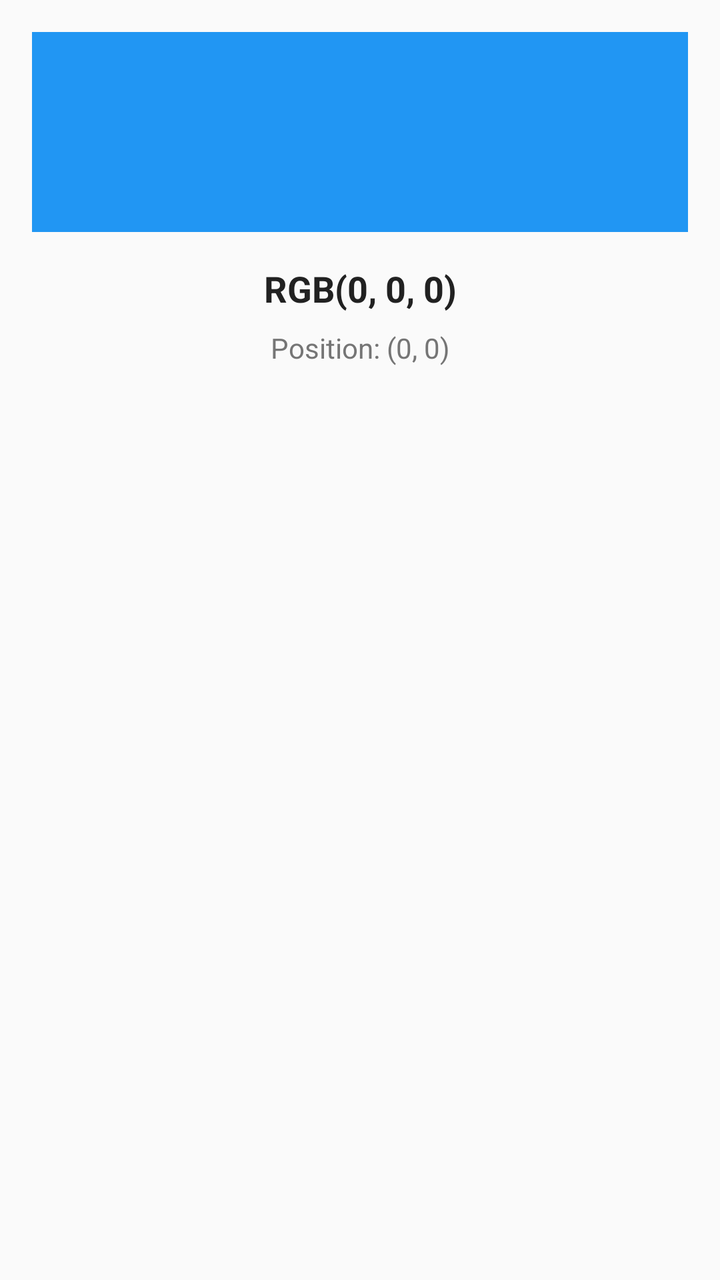
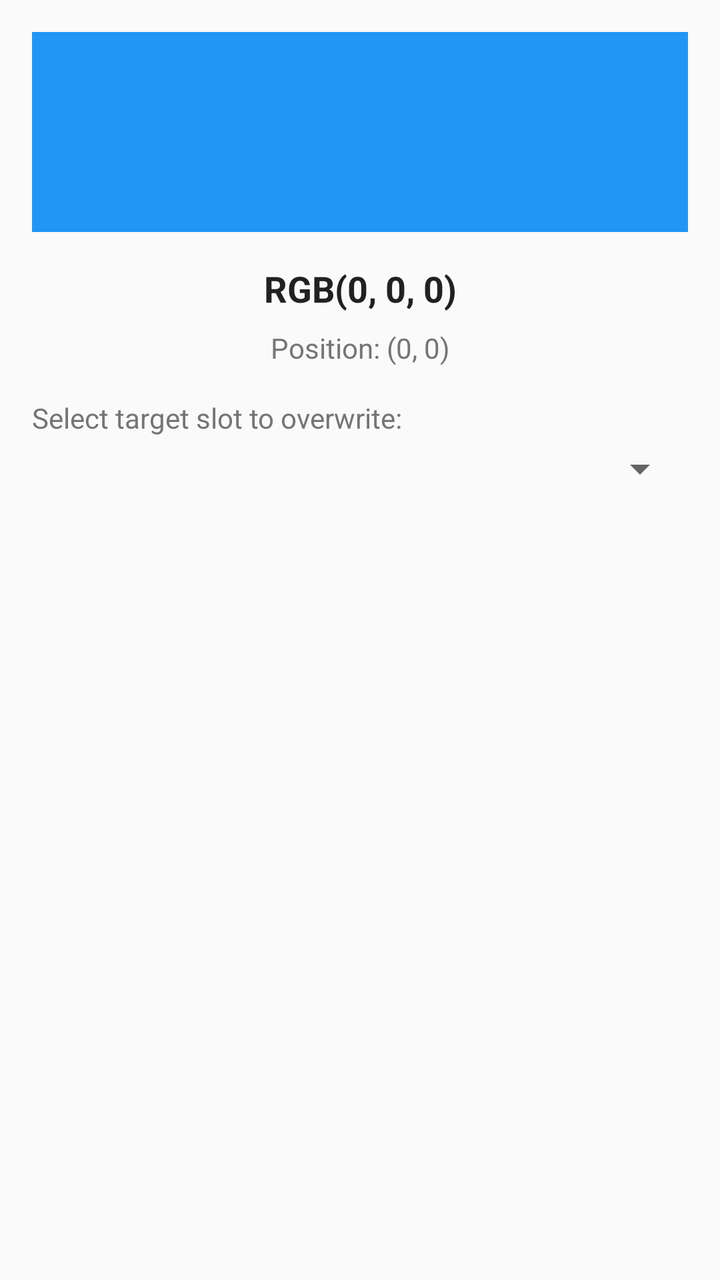

Two renders of the same Android screen: before a commit and after it. Below are the layout's source before the change and the commit's diff.
<!-- AndroidManifest.xml: application theme Theme.AppCompat.Light.DarkActionBar -->
<!-- res/layout/dialog_color_picked.xml -->
<?xml version="1.0" encoding="utf-8"?>
<LinearLayout xmlns:android="http://schemas.android.com/apk/res/android"
    android:layout_width="match_parent"
    android:layout_height="wrap_content"
    android:orientation="vertical"
    android:padding="16dp">

    <View
        android:id="@+id/colorPreview"
        android:layout_width="match_parent"
        android:layout_height="100dp"
        android:layout_marginBottom="16dp"
        android:background="@color/primary"/>

    <TextView
        android:id="@+id/tvColorInfo"
        android:layout_width="match_parent"
        android:layout_height="wrap_content"
        android:text="RGB(0, 0, 0)"
        android:textSize="18sp"
        android:textStyle="bold"
        android:gravity="center"
        android:layout_marginBottom="8dp"
        android:textColor="@color/primary_text"/>

    <TextView
        android:id="@+id/tvPosition"
        android:layout_width="match_parent"
        android:layout_height="wrap_content"
        android:text="Position: (0, 0)"
        android:textSize="14sp"
        android:gravity="center"
        android:textColor="@color/secondary_text"/>

</LinearLayout>
<!-- resources referenced by this layout -->
<resources>
  <color name="primary">#2196F3</color>
  <color name="primary_text">#212121</color>
  <color name="secondary_text">#757575</color>
</resources>

<!-- the commit's change to res/layout/dialog_color_picked.xml (unified diff, before → after) -->
@@ -30,6 +30,21 @@
         android:text="Position: (0, 0)"
         android:textSize="14sp"
         android:gravity="center"
+        android:layout_marginBottom="16dp"
         android:textColor="@color/secondary_text"/>
 
+    <TextView
+        android:layout_width="match_parent"
+        android:layout_height="wrap_content"
+        android:text="Select target slot to overwrite:"
+        android:textSize="14sp"
+        android:textColor="@color/secondary_text"
+        android:layout_marginBottom="4dp"/>
+
+    <Spinner
+        android:id="@+id/spinnerSlots"
+        android:layout_width="match_parent"
+        android:layout_height="wrap_content"
+        android:layout_marginBottom="8dp"/>
+
 </LinearLayout>
